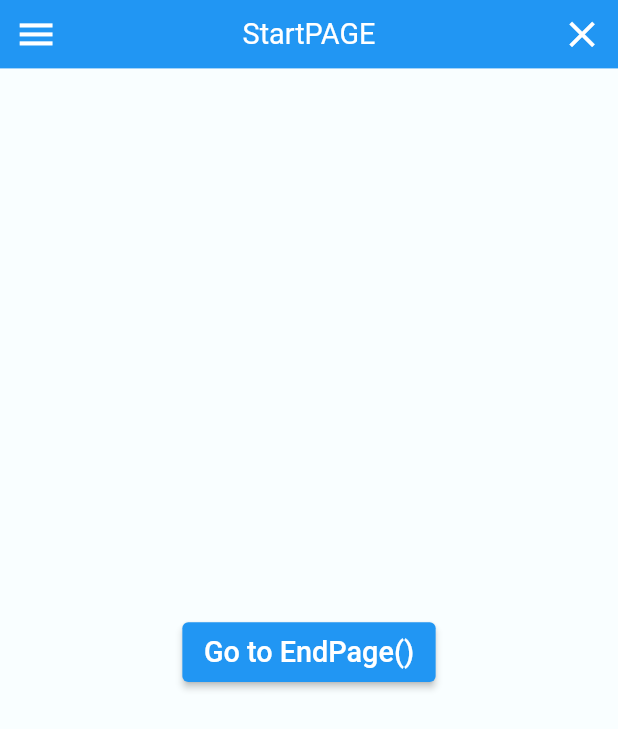
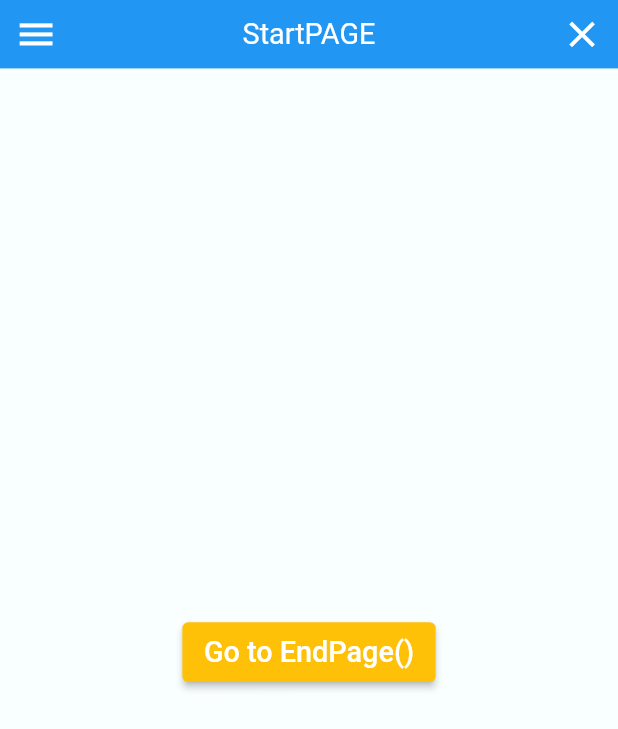
Before and after one commit to redfrogred/starter2, a Flutter app: the screen it shows after launch, in the side drawer, after a tap on "Go to EndPage()", on a phone screen of 412 x 824 dp. Shown: the top 729 px of the screen. Run offline on Flutter 3.47's test engine with Material 2 defaults, Android fonts, the phone set to English and light mode, and no system bars.

Commit message:
trying new things to get the width to be picked up in release mode

```diff
--- a/lib/classes/Config.dart
+++ b/lib/classes/Config.dart
@@ -4,8 +4,8 @@ import 'package:flutter/material.dart';
 
 class Config {
 
-  static const  String  appName                   = "starter1";
-  static const  String  appVersion                = "1.0.b.001";
+  static const  String  appName                   = "starter2";
+  static const  String  appVersion                = "1.0.b.004X";
 
   static        bool    appHasBeenInitialized     = false;
 
@@ -13,12 +13,13 @@ class Config {
 
   static double         deviceWidth               = 0;
   static double         deviceHeight              = 0;
-  static double         scaleModifier             = 0.6;
+  static double         scaleModifier             = 0.6;  //  this is the right value for
+                                                          //  a modern phone (like my S22)
 
   static const Color    appBackgroundColor        = Color(0xFFf9feff); // Colors.amber; //
   static const Color    appBarColor               = Color(0xFF2196f3);
   static const Color    appBarTextColor           = Color(0xFFffffff); // Colors.yellow; //
-  static const Color    appButtonColor            = Color(0xFF2196f3); // Colors.yellow; //
+  static const Color    appButtonColor            = Colors.amber; //  Color(0xFF2196f3); // Colors.yellow; //
   static const Color    appButtonTextColor        = Color(0xFFffffff); // Colors.red; //
   static const Color    appTextColor              = Color(0xFF000000); // Colors.green; //
 
--- a/lib/main.dart
+++ b/lib/main.dart
@@ -143,7 +143,7 @@ class _MyAppState extends State<MyApp> {
 class HomePage extends StatelessWidget {
 
   void _init( context ) {
-
+    Utils.log('message');
   }
 
   @override
--- a/lib/providers/Controller.dart
+++ b/lib/providers/Controller.dart
@@ -12,8 +12,7 @@ class Controller with ChangeNotifier {
       }
       else {
         var query = MediaQueryData.fromWindow(WidgetsBinding.instance.window).size;
-        double w = query.width;
-        Config.deviceWidth = w;
+        Config.deviceWidth = query.width;
         Config.deviceHeight = query.height;
 
         // if screen is narrow, make scaler smaller
@@ -21,9 +20,11 @@ class Controller with ChangeNotifier {
         // if screen is wide, make scaler bigger
         if ( Config.deviceWidth > 799 ) { Config.scaleModifier = 1.0; }
 
+        // log the height and width
+        Utils.log('( Controller.dart ) initApp() (1x only, Son!) (size = ${ Config.deviceWidth.toString() }x${ Config.deviceHeight.toString() }) and (Config.scaleModifier = ' + Config.scaleModifier.toString() + ')' );
 
+        // make sure this init only happens 1x
         Config.appHasBeenInitialized = true;
-        Utils.log('( Controller.dart ) initApp() (1x only) (size = ${ Config.deviceWidth.toString() }x${ Config.deviceHeight.toString() }) and (Config.scaleModifier = ' + Config.scaleModifier.toString() + ')' );
         return;
       }
     }
```
Also changed, not shown: 1 other file.
